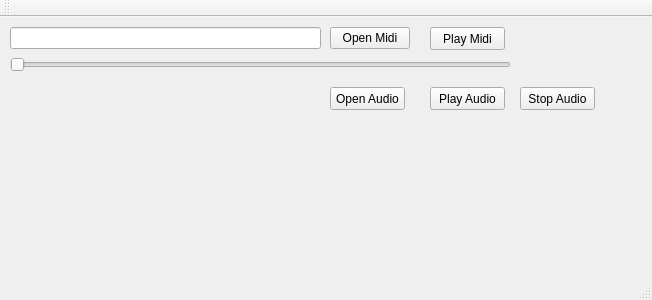
Above: mainwindow.ui from DarkWervolf/Midi before the change. Below: the same form after it.
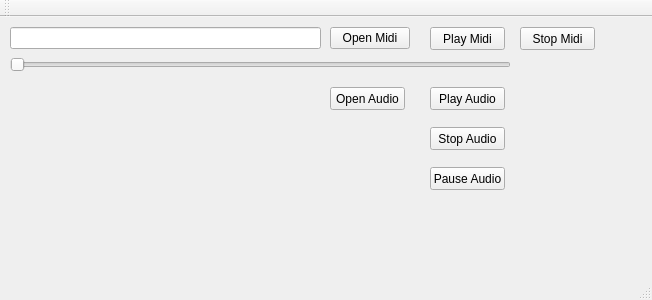
That is the form after the change.

What changed in the file:
```diff
--- a/mainwindow.ui
+++ b/mainwindow.ui
@@ -95,8 +95,8 @@
    <widget class="QPushButton" name="stopButton">
     <property name="geometry">
      <rect>
-      <x>520</x>
-      <y>70</y>
+      <x>430</x>
+      <y>110</y>
       <width>75</width>
       <height>23</height>
      </rect>
@@ -105,6 +105,32 @@
      <string>Stop Audio</string>
     </property>
    </widget>
+   <widget class="QPushButton" name="pauseButton">
+    <property name="geometry">
+     <rect>
+      <x>430</x>
+      <y>150</y>
+      <width>75</width>
+      <height>23</height>
+     </rect>
+    </property>
+    <property name="text">
+     <string>Pause Audio</string>
+    </property>
+   </widget>
+   <widget class="QPushButton" name="stopMidiButton">
+    <property name="geometry">
+     <rect>
+      <x>520</x>
+      <y>10</y>
+      <width>75</width>
+      <height>23</height>
+     </rect>
+    </property>
+    <property name="text">
+     <string>Stop Midi</string>
+    </property>
+   </widget>
   </widget>
   <widget class="QMenuBar" name="menuBar">
    <property name="geometry">
```
Left out of the diff: 3 changed lines with no effect on the pictures.
